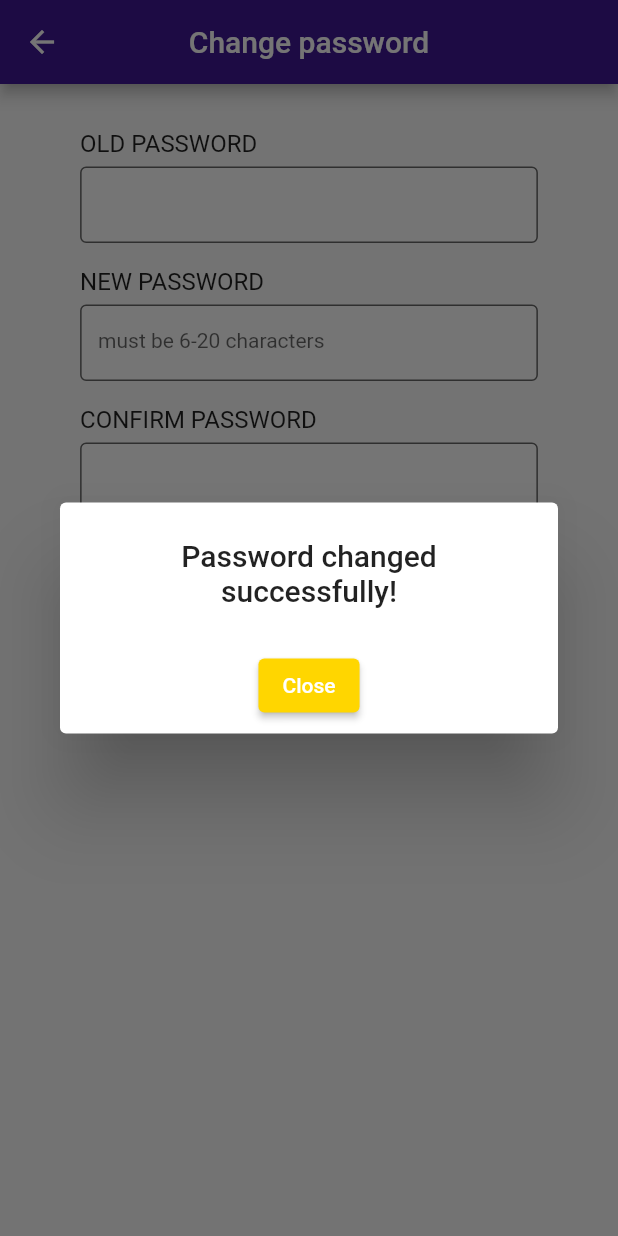
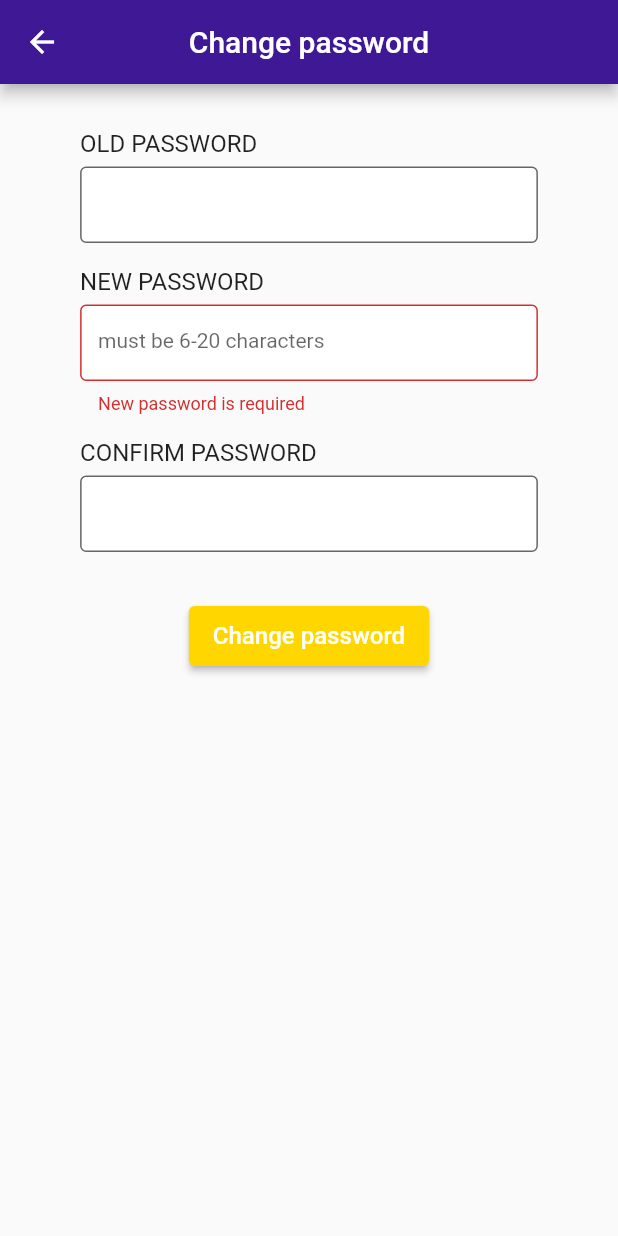
Before and after one commit to gnihker/IMPA, a Flutter app: the ChangePassScreen screen opened by its route, after a tap on "Change password", on a phone screen of 412 x 824 dp. Run offline on Flutter 3.47's test engine with Material 2 defaults, Android fonts, the phone set to English and light mode, and no system bars; our stand-ins replace cloud_firestore, firebase_auth, firebase_core, fluttertoast, google_fonts, image_picker; accounts and stored records are empty; Roboto replaces fonts that are missing (Prompt).

Commit message:
change password

```diff
--- a/lib/screens/change_pass_screen.dart
+++ b/lib/screens/change_pass_screen.dart
@@ -1,5 +1,8 @@
 import 'package:firebase_auth/firebase_auth.dart';
 import 'package:flutter/material.dart';
+import 'package:fluttertoast/fluttertoast.dart';
+
+import 'home.dart';
 
 class ChangePassScreen extends StatefulWidget {
   const ChangePassScreen({Key? key}) : super(key: key);
@@ -10,14 +13,101 @@ class ChangePassScreen extends StatefulWidget {
 
 class _ChangePassScreenState extends State<ChangePassScreen> {
   final FirebaseAuth _auth = FirebaseAuth.instance;
-  final TextEditingController emailController = TextEditingController();
+  final TextEditingController oldPasswordController = TextEditingController();
   final TextEditingController newPasswordController = TextEditingController();
   final TextEditingController confirmPasswordController =
       TextEditingController();
   final _formKey = GlobalKey<FormState>();
 
+  void _changePassword(String password) async {
+    //ตอนนี้ฟังก์ชันนี้ยังไม่ได้เช็คว่า current password ที่ใส่ไปถูกมั้ย
+    var currentUser = FirebaseAuth.instance.currentUser;
+
+    if (_formKey.currentState!.validate()) {
+      await currentUser?.updatePassword(password).then((_) {
+        Fluttertoast.showToast(msg: "Password changed successfully!");
+        Navigator.pushAndRemoveUntil(
+            (context),
+            MaterialPageRoute(builder: (context) => const HomeScreen()),
+            (route) => false);
+      }).catchError((e) {
+        Fluttertoast.showToast(msg: e!.message);
+      });
+    }
+  }
+
   @override
   Widget build(BuildContext context) {
+    final oldPasswordField = TextFormField(
+      controller: oldPasswordController,
+      style: const TextStyle(
+        fontSize: 16.0,
+        height: 0.7,
+      ),
+      autocorrect: false,
+      decoration: const InputDecoration(
+        filled: true,
+        fillColor: Colors.white,
+        border: OutlineInputBorder(),
+      ),
+    );
+
+    final newPasswordField = TextFormField(
+      controller: newPasswordController,
+      validator: (value) {
+        RegExp regex = RegExp(r'^.{6,}$');
+        if (value!.isEmpty) {
+          return ("New password is required");
+        }
+        if (!regex.hasMatch(value)) {
+          return ("Enter Valid Password(Min. 6 Character)");
+        }
+      },
+      onSaved: (value) {
+        newPasswordController.text = value!;
+      },
+      textInputAction: TextInputAction.next,
+      style: const TextStyle(
+        fontSize: 16.0,
+        height: 0.7,
+      ),
+      autocorrect: false,
+      obscureText: true,
+      decoration: const InputDecoration(
+        filled: true,
+        fillColor: Colors.white,
+        hintText: 'must be 6-20 characters',
+        hintStyle: TextStyle(fontSize: 14),
+        border: OutlineInputBorder(),
+      ),
+    );
+
+    final confirmpasswordField = TextFormField(
+      controller: confirmPasswordController,
+      validator: (value) {
+        if (confirmPasswordController.text != newPasswordController.text) {
+          return "Password don't match";
+        }
+        return null;
+      },
+      onSaved: (value) {
+        confirmPasswordController.text = value!;
+      },
+      textInputAction: TextInputAction.done,
+      style: const TextStyle(
+        fontSize: 16.0,
+        height: 0.7,
+      ),
+      autocorrect: false,
+      obscureText: true,
+      decoration: const InputDecoration(
+        filled: true,
+        fillColor: Colors.white,
+        hintStyle: TextStyle(fontSize: 14),
+        border: OutlineInputBorder(),
+      ),
+    );
+
     return SafeArea(
       child: Scaffold(
         appBar: AppBar(
@@ -37,6 +127,8 @@ class _ChangePassScreenState extends State<ChangePassScreen> {
           child: Center(
             child: SizedBox(
               width: MediaQuery.of(context).size.width / 1.35,
+              child: Form(
+                key: _formKey,
                 child: Column(
                   children: [
                     const SizedBox(height: 30),
@@ -49,19 +141,7 @@ class _ChangePassScreenState extends State<ChangePassScreen> {
                           style: TextStyle(fontSize: 16),
                         ),
                         const SizedBox(height: 6),
-                      TextFormField(
-                        controller: emailController,
-                        style: const TextStyle(
-                          fontSize: 16.0,
-                          height: 0.7,
-                        ),
-                        autocorrect: false,
-                        decoration: const InputDecoration(
-                          filled: true,
-                          fillColor: Colors.white,
-                          border: OutlineInputBorder(),
-                        ),
-                      ),
+                        oldPasswordField,
                       ],
                     ),
                     const SizedBox(height: 16),
@@ -74,22 +154,7 @@ class _ChangePassScreenState extends State<ChangePassScreen> {
                           style: TextStyle(fontSize: 16),
                         ),
                         const SizedBox(height: 6),
-                      TextFormField(
-                        controller: newPasswordController,
-                        style: const TextStyle(
-                          fontSize: 16.0,
-                          height: 0.7,
-                        ),
-                        autocorrect: false,
-                        obscureText: true,
-                        decoration: const InputDecoration(
-                          filled: true,
-                          fillColor: Colors.white,
-                          hintText: 'must be 6-20 characters',
-                          hintStyle: TextStyle(fontSize: 14),
-                          border: OutlineInputBorder(),
-                        ),
-                      ),
+                        newPasswordField,
                       ],
                     ),
                     const SizedBox(height: 16),
@@ -102,21 +167,7 @@ class _ChangePassScreenState extends State<ChangePassScreen> {
                           style: TextStyle(fontSize: 16),
                         ),
                         const SizedBox(height: 6),
-                      TextFormField(
-                        controller: confirmPasswordController,
-                        style: const TextStyle(
-                          fontSize: 16.0,
-                          height: 0.7,
-                        ),
-                        autocorrect: false,
-                        obscureText: true,
-                        decoration: const InputDecoration(
-                          filled: true,
-                          fillColor: Colors.white,
-                          hintStyle: TextStyle(fontSize: 14),
-                          border: OutlineInputBorder(),
-                        ),
-                      ),
+                        confirmpasswordField,
                       ],
                     ),
                     const SizedBox(height: 36),
@@ -124,12 +175,13 @@ class _ChangePassScreenState extends State<ChangePassScreen> {
                       height: 40,
                       child: ElevatedButton(
                         onPressed: () {
-                        showDialog(
-                          barrierDismissible: false,
-                          context: context,
-                          builder: (BuildContext context) =>
-                              _buildChangePopupDialog(context),
-                        );
+                          _changePassword(newPasswordController.text);
+                          //showDialog(
+                          //  barrierDismissible: false,
+                          //  context: context,
+                          //  builder: (BuildContext context) =>
+                          //      _buildChangePopupDialog(context),
+                          //);
                         },
                         child: const Text(
                           'Change password',
@@ -141,6 +193,7 @@ class _ChangePassScreenState extends State<ChangePassScreen> {
                       ),
                     ),
                   ],
+                ),
               ),
             ),
           ),
```
Lines whose indentation alone changed are shown as unchanged.
